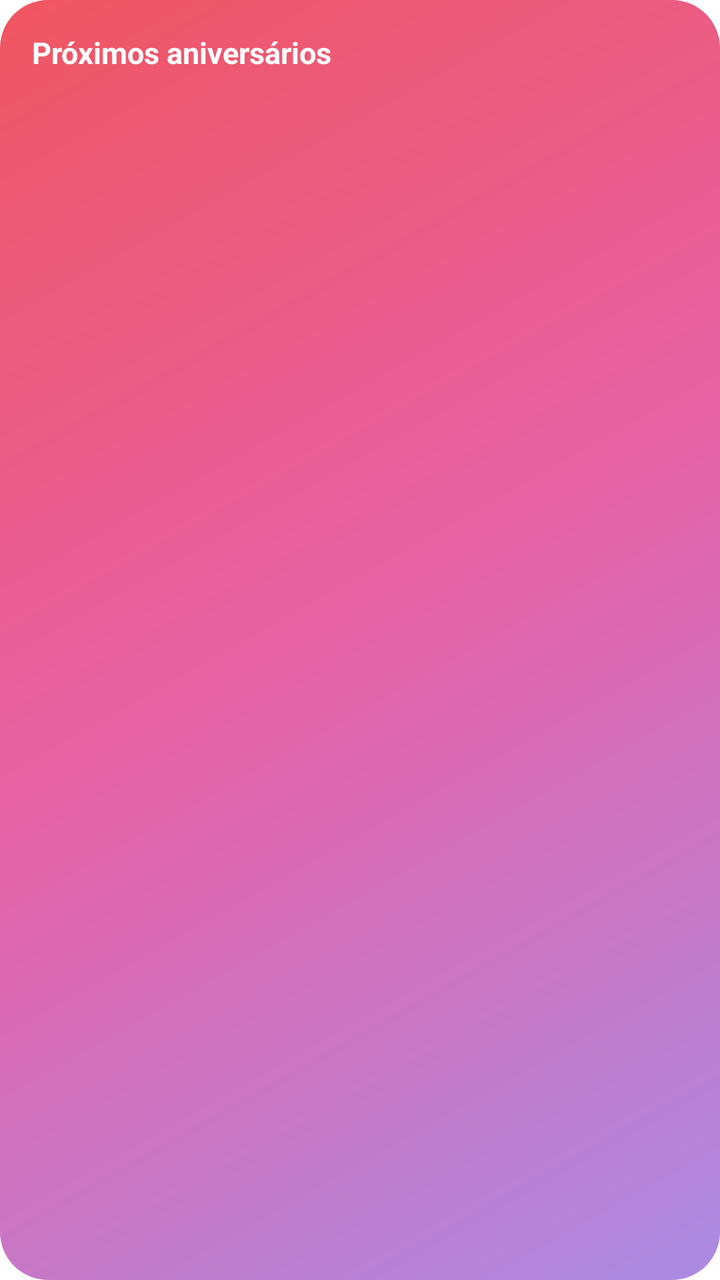
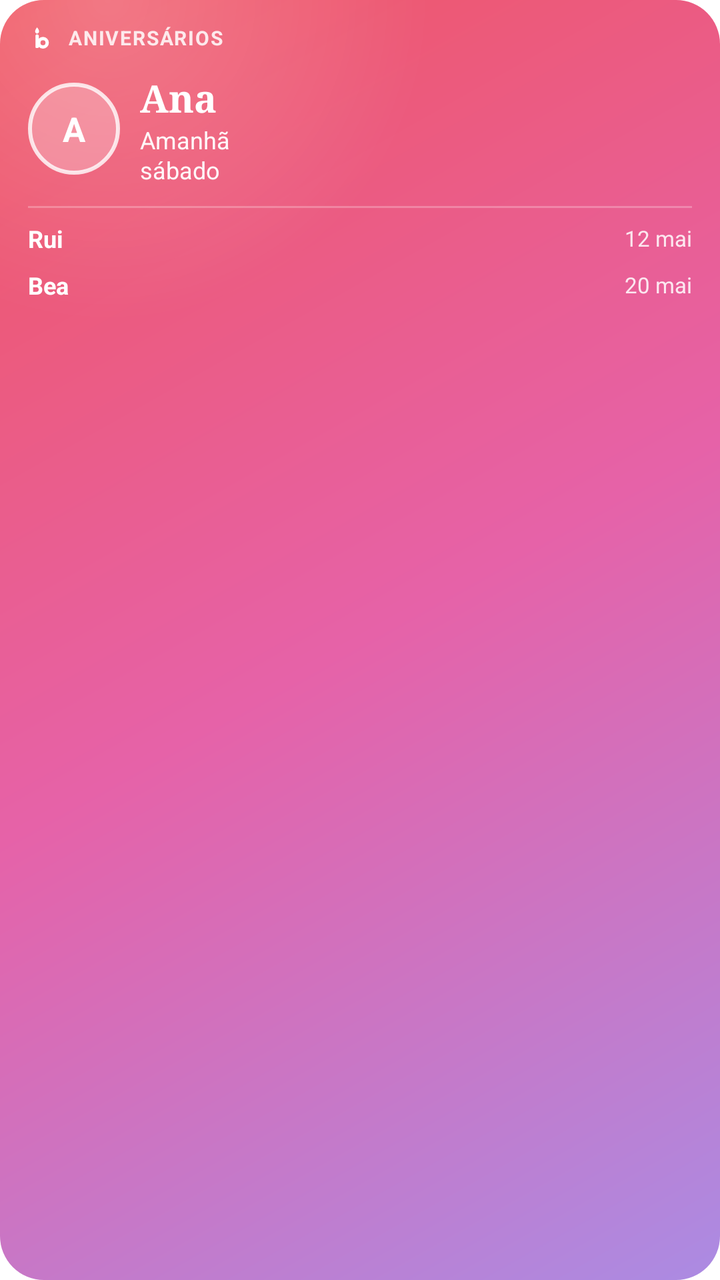

Compare the two renders of this Android layout. The source of the first and the diff that turns it into the second are given below.
<!-- AndroidManifest.xml: fallback theme Theme.MaterialComponents.DayNight.NoActionBar -->
<!-- res/layout/birthdays_widget.xml -->
<?xml version="1.0" encoding="utf-8"?>
<LinearLayout xmlns:android="http://schemas.android.com/apk/res/android"
    android:id="@+id/widget_root"
    android:layout_width="match_parent"
    android:layout_height="match_parent"
    android:background="@drawable/widget_background"
    android:orientation="vertical"
    android:padding="16dp">

    <TextView
        android:id="@+id/widget_title"
        android:layout_width="match_parent"
        android:layout_height="wrap_content"
        android:text="Próximos aniversários"
        android:textColor="#FFFFFFFF"
        android:textSize="15sp"
        android:textStyle="bold" />

    <TextView
        android:id="@+id/widget_lines"
        android:layout_width="match_parent"
        android:layout_height="wrap_content"
        android:layout_marginTop="8dp"
        android:lineSpacingExtra="4dp"
        android:textColor="#F2FFFFFF"
        android:textSize="13sp" />
</LinearLayout>
<!-- resources referenced by this layout -->
<resources>
  <!-- drawable widget_background (drawable) -->
  <?xml version="1.0" encoding="utf-8"?>
  <shape xmlns:android="http://schemas.android.com/apk/res/android" android:shape="rectangle">
      <corners android:radius="24dp" />
      <gradient
          android:angle="315"
          android:startColor="#FFF05560"
          android:centerColor="#FFE662A8"
          android:endColor="#FFAB8BE3" />
  </shape>
</resources>

<!-- the commit's change to res/layout/birthdays_widget.xml (unified diff, before → after) -->
@@ -5,23 +5,182 @@
     android:layout_height="match_parent"
     android:background="@drawable/widget_background"
     android:orientation="vertical"
-    android:padding="16dp">
+    android:paddingStart="14dp"
+    android:paddingTop="12dp"
+    android:paddingEnd="14dp"
+    android:paddingBottom="12dp">
 
-    <TextView
-        android:id="@+id/widget_title"
+    <LinearLayout
         android:layout_width="match_parent"
         android:layout_height="wrap_content"
-        android:text="Próximos aniversários"
-        android:textColor="#FFFFFFFF"
-        android:textSize="15sp"
-        android:textStyle="bold" />
+        android:gravity="center_vertical"
+        android:orientation="horizontal">
 
-    <TextView
-        android:id="@+id/widget_lines"
+        <ImageView
+            android:layout_width="14dp"
+            android:layout_height="14dp"
+            android:importantForAccessibility="no"
+            android:src="@drawable/ic_notification" />
+
+        <TextView
+            android:id="@+id/widget_label"
+            android:layout_width="0dp"
+            android:layout_height="wrap_content"
+            android:layout_marginStart="6dp"
+            android:layout_weight="1"
+            android:ellipsize="end"
+            android:letterSpacing="0.06"
+            android:maxLines="1"
+            android:text="Aniversários"
+            android:textAllCaps="true"
+            android:textColor="#D9FFFFFF"
+            android:textSize="10sp"
+            android:textStyle="bold" />
+    </LinearLayout>
+
+    <LinearLayout
         android:layout_width="match_parent"
         android:layout_height="wrap_content"
-        android:layout_marginTop="8dp"
-        android:lineSpacingExtra="4dp"
-        android:textColor="#F2FFFFFF"
-        android:textSize="13sp" />
+        android:layout_marginTop="10dp"
+        android:gravity="center_vertical"
+        android:orientation="horizontal">
+
+        <FrameLayout
+            android:layout_width="46dp"
+            android:layout_height="46dp"
+            android:background="@drawable/widget_avatar_background">
+
+            <TextView
+                android:id="@+id/widget_initials"
+                android:layout_width="match_parent"
+                android:layout_height="match_parent"
+                android:gravity="center"
+                android:text="A"
+                android:textColor="#FFFFFFFF"
+                android:textSize="17sp"
+                android:textStyle="bold" />
+
+            <ImageView
+                android:id="@+id/widget_photo"
+                android:layout_width="match_parent"
+                android:layout_height="match_parent"
+                android:importantForAccessibility="no"
+                android:padding="2dp"
+                android:scaleType="centerCrop"
+                android:visibility="gone" />
+        </FrameLayout>
+
+        <LinearLayout
+            android:layout_width="0dp"
+            android:layout_height="wrap_content"
+            android:layout_marginStart="10dp"
+            android:layout_weight="1"
+            android:orientation="vertical">
+
+            <TextView
+                android:id="@+id/widget_name"
+                android:layout_width="match_parent"
+                android:layout_height="wrap_content"
+                android:ellipsize="end"
+                android:fontFamily="serif"
+                android:maxLines="1"
+                android:text="Ana"
+                android:textColor="#FFFFFFFF"
+                android:textSize="19sp"
+                android:textStyle="bold" />
+
+            <TextView
+                android:id="@+id/widget_when"
+                android:layout_width="match_parent"
+                android:layout_height="wrap_content"
+                android:ellipsize="end"
+                android:lineSpacingExtra="1dp"
+                android:maxLines="2"
+                android:text="Amanhã\nsábado"
+                android:textColor="#F2FFFFFF"
+                android:textSize="12sp" />
+        </LinearLayout>
+    </LinearLayout>
+
+    
+    <LinearLayout
+        android:id="@+id/widget_next_group"
+        android:layout_width="match_parent"
+        android:layout_height="wrap_content"
+        android:layout_marginTop="10dp"
+        android:orientation="vertical">
+
+        <FrameLayout
+            android:layout_width="match_parent"
+            android:layout_height="1dp"
+            android:background="#40FFFFFF" />
+
+        <LinearLayout
+            android:id="@+id/widget_row1"
+            android:layout_width="match_parent"
+            android:layout_height="wrap_content"
+            android:layout_marginTop="7dp"
+            android:gravity="center_vertical"
+            android:orientation="horizontal">
+
+            <TextView
+                android:id="@+id/widget_row1_name"
+                android:layout_width="0dp"
+                android:layout_height="wrap_content"
+                android:layout_weight="1"
+                android:ellipsize="end"
+                android:maxLines="1"
+                android:text="Rui"
+                android:textColor="#FFFFFFFF"
+                android:textSize="12sp"
+                android:textStyle="bold" />
+
+            <TextView
+                android:id="@+id/widget_row1_date"
+                android:layout_width="wrap_content"
+                android:layout_height="wrap_content"
+                android:layout_marginStart="8dp"
+                android:maxLines="1"
+                android:text="12 mai"
+                android:textColor="#D9FFFFFF"
+                android:textSize="11sp" />
+        </LinearLayout>
+
+        <LinearLayout
+            android:id="@+id/widget_row2"
+            android:layout_width="match_parent"
+            android:layout_height="wrap_content"
+            android:layout_marginTop="7dp"
+            android:gravity="center_vertical"
+            android:orientation="horizontal">
+
+            <TextView
+                android:id="@+id/widget_row2_name"
+                android:layout_width="0dp"
+                android:layout_height="wrap_content"
+                android:layout_weight="1"
+                android:ellipsize="end"
+                android:maxLines="1"
+                android:text="Bea"
+                android:textColor="#FFFFFFFF"
+                android:textSize="12sp"
+                android:textStyle="bold" />
+
+            <TextView
+                android:id="@+id/widget_row2_date"
+                android:layout_width="wrap_content"
+                android:layout_height="wrap_content"
+                android:layout_marginStart="8dp"
+                android:maxLines="1"
+                android:text="20 mai"
+                android:textColor="#D9FFFFFF"
+                android:textSize="11sp" />
+        </LinearLayout>
+    </LinearLayout>
+
+    
+    <FrameLayout
+        android:layout_width="match_parent"
+        android:layout_height="0dp"
+        android:layout_weight="1" />
 </LinearLayout>
<!-- resource entries referenced after the edit -->
@@ -1,14 +1,59 @@
 <!-- resources referenced by this layout -->
 <resources>
+  <!-- drawable ic_notification (drawable) -->
+  <?xml version="1.0" encoding="utf-8"?>
+  <vector xmlns:android="http://schemas.android.com/apk/res/android"
+      android:width="24dp"
+      android:height="24dp"
+      android:viewportWidth="100"
+      android:viewportHeight="100">
+      <group android:translateX="-0.5" android:translateY="1">
+          <path
+              android:fillColor="#FFFFFFFF"
+              android:pathData="M33,11C38.5,18 40,22 40,25.5A7,7 0,0 1,26 25.5C26,22 27.5,18 33,11Z" />
+          <path
+              android:fillColor="#FFFFFFFF"
+              android:pathData="M32,34a1,1 0,0 1,2 0v2a1,1 0,0 1,-2 0z" />
+          <path
+              android:fillColor="#FFFFFFFF"
+              android:pathData="M31,37h4a4,4 0,0 1,4 4v40a4,4 0,0 1,-4 4h-4a4,4 0,0 1,-4 -4v-40a4,4 0,0 1,4 -4z" />
+          <path
+              android:strokeColor="#FFFFFFFF"
+              android:strokeWidth="12"
+              android:pathData="M54,51a15,15 0,1 1,0 30a15,15 0,1 1,0 -30z" />
+      </group>
+  </vector>
+  <!-- drawable widget_avatar_background (drawable) -->
+  <?xml version="1.0" encoding="utf-8"?>
+  <shape xmlns:android="http://schemas.android.com/apk/res/android" android:shape="oval">
+      <solid android:color="#40FFFFFF" />
+      <stroke android:width="2dp" android:color="#CCFFFFFF" />
+  </shape>
   <!-- drawable widget_background (drawable) -->
   <?xml version="1.0" encoding="utf-8"?>
-  <shape xmlns:android="http://schemas.android.com/apk/res/android" android:shape="rectangle">
-      <corners android:radius="24dp" />
-      <gradient
-          android:angle="315"
-          android:startColor="#FFF05560"
-          android:centerColor="#FFE662A8"
-          android:endColor="#FFAB8BE3" />
-  </shape>
+  <layer-list xmlns:android="http://schemas.android.com/apk/res/android">
+      <item>
+          <shape android:shape="rectangle">
+              <corners android:radius="22dp" />
+              <gradient
+                  android:angle="315"
+                  android:startColor="#FFF05560"
+                  android:centerColor="#FFE662A8"
+                  android:endColor="#FFAB8BE3" />
+          </shape>
+      </item>
+      <item>
+          <shape android:shape="rectangle">
+              <corners android:radius="22dp" />
+              <gradient
+                  android:type="radial"
+                  android:centerX="0.15"
+                  android:centerY="0"
+                  android:gradientRadius="160dp"
+                  android:startColor="#33FFFFFF"
+                  android:endColor="#00FFFFFF" />
+          </shape>
+      </item>
+  </layer-list>
 </resources>
 
